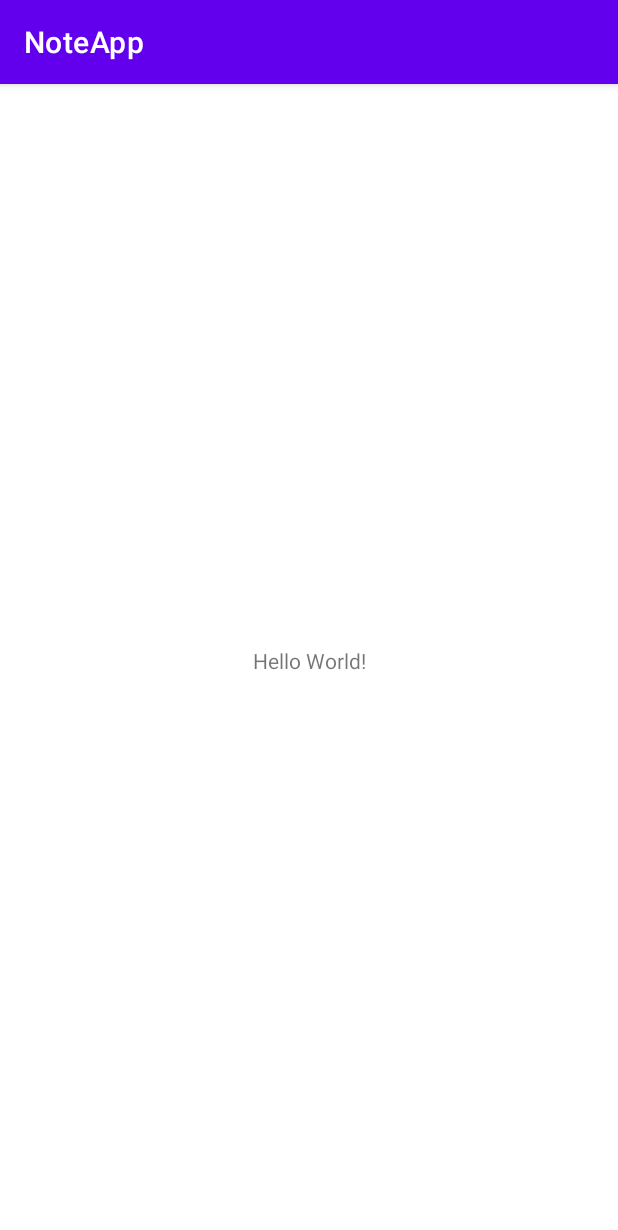
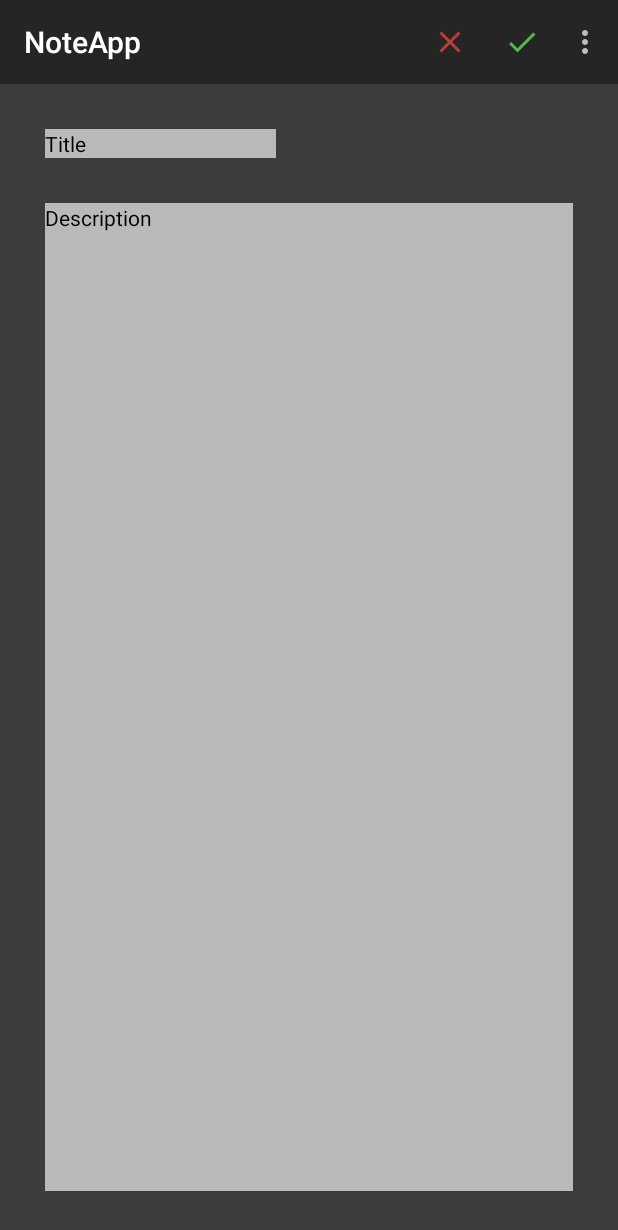
Before and after one commit to GansA11es/NoteApp, an Android app: the screen it shows after launch (MainActivity before the commit, TextNoteActivity after it), on a phone screen of 412 x 824 dp. Shown: the top 1230 px of the screen. Run offline under Robolectric (Android 15) with nearby library versions, the phone set to English and light mode, and no system bars.

Commit message:
added the text memo creation feature

```diff
--- a/app/build.gradle
+++ b/app/build.gradle
@@ -32,7 +32,6 @@ android {
 }
 
 dependencies {
-
     implementation 'androidx.core:core-ktx:1.7.0'
     implementation 'androidx.appcompat:appcompat:1.4.1'
     implementation 'com.google.android.material:material:1.5.0'
@@ -40,4 +39,6 @@ dependencies {
     testImplementation 'junit:junit:4.13.2'
     androidTestImplementation 'androidx.test.ext:junit:1.1.3'
     androidTestImplementation 'androidx.test.espresso:espresso-core:3.4.0'
+    implementation 'androidx.mediarouter:mediarouter:1.2.6'
+    implementation 'com.google.android.material:material:1.5.0'
 }
--- a/app/src/main/AndroidManifest.xml
+++ b/app/src/main/AndroidManifest.xml
@@ -10,7 +10,7 @@
         android:supportsRtl="true"
         android:theme="@style/Theme.NoteApp">
         <activity
-            android:name=".MainActivity"
+            android:name=".TextNoteActivity"
             android:exported="true">
             <intent-filter>
                 <action android:name="android.intent.action.MAIN" />
@@ -19,5 +19,4 @@
             </intent-filter>
         </activity>
     </application>
-
 </manifest>
--- a/app/src/main/java/com/example/noteapp/MainActivity.kt
+++ /dev/null
@@ -1,11 +0,0 @@
-package com.example.noteapp
-
-import androidx.appcompat.app.AppCompatActivity
-import android.os.Bundle
-
-class MainActivity : AppCompatActivity() {
-    override fun onCreate(savedInstanceState: Bundle?) {
-        super.onCreate(savedInstanceState)
-        setContentView(R.layout.activity_main)
-    }
-}
--- /dev/null
+++ b/app/src/main/java/com/example/noteapp/TextNoteActivity.kt
@@ -0,0 +1,29 @@
+package com.example.noteapp
+
+import android.os.Bundle
+import android.view.Menu
+import androidx.appcompat.app.AppCompatActivity
+import androidx.appcompat.widget.Toolbar
+import androidx.drawerlayout.widget.DrawerLayout
+
+class TextNoteActivity : AppCompatActivity() {
+
+    private lateinit var creationPageToolbar: Toolbar
+    private lateinit var creationPageDrawerLayout: DrawerLayout
+
+    override fun onCreate(savedInstanceState: Bundle?) {
+        super.onCreate(savedInstanceState)
+        setContentView(R.layout.activity_main)
+
+        creationPageToolbar = findViewById(R.id.creation_page_toolbar)
+        creationPageDrawerLayout = findViewById(R.id.drawer_creation_page)
+
+        setSupportActionBar(creationPageToolbar)
+    }
+
+    override fun onCreateOptionsMenu(menu: Menu?): Boolean {
+        val inflate = menuInflater
+        inflate.inflate(R.menu.creation_menu, menu)
+        return super.onCreateOptionsMenu(menu)
+    }
+}
--- /dev/null
+++ b/app/src/main/res/drawable/ic_close.xml
@@ -0,0 +1,10 @@
+<vector android:height="24dp"
+    android:tint="#BE3C3C"
+    android:viewportHeight="24"
+    android:viewportWidth="24"
+    android:width="24dp"
+    xmlns:android="http://schemas.android.com/apk/res/android">
+    <path
+        android:fillColor="@android:color/white"
+        android:pathData="M19,6.41L17.59,5 12,10.59 6.41,5 5,6.41 10.59,12 5,17.59 6.41,19 12,13.41 17.59,19 19,17.59 13.41,12z" />
+</vector>
--- /dev/null
+++ b/app/src/main/res/drawable/ic_color_lens.xml
@@ -0,0 +1,10 @@
+<vector xmlns:android="http://schemas.android.com/apk/res/android"
+    android:width="24dp"
+    android:height="24dp"
+    android:viewportWidth="24"
+    android:viewportHeight="24"
+    android:tint="?attr/colorControlNormal">
+  <path
+      android:fillColor="@android:color/white"
+      android:pathData="M12,3c-4.97,0 -9,4.03 -9,9s4.03,9 9,9c0.83,0 1.5,-0.67 1.5,-1.5 0,-0.39 -0.15,-0.74 -0.39,-1.01 -0.23,-0.26 -0.38,-0.61 -0.38,-0.99 0,-0.83 0.67,-1.5 1.5,-1.5L16,16c2.76,0 5,-2.24 5,-5 0,-4.42 -4.03,-8 -9,-8zM6.5,12c-0.83,0 -1.5,-0.67 -1.5,-1.5S5.67,9 6.5,9 8,9.67 8,10.5 7.33,12 6.5,12zM9.5,8C8.67,8 8,7.33 8,6.5S8.67,5 9.5,5s1.5,0.67 1.5,1.5S10.33,8 9.5,8zM14.5,8c-0.83,0 -1.5,-0.67 -1.5,-1.5S13.67,5 14.5,5s1.5,0.67 1.5,1.5S15.33,8 14.5,8zM17.5,12c-0.83,0 -1.5,-0.67 -1.5,-1.5S16.67,9 17.5,9s1.5,0.67 1.5,1.5 -0.67,1.5 -1.5,1.5z" />
+</vector>
--- /dev/null
+++ b/app/src/main/res/drawable/ic_done.xml
@@ -0,0 +1,10 @@
+<vector android:height="24dp"
+    android:tint="#4FB84F"
+    android:viewportHeight="24"
+    android:viewportWidth="24"
+    android:width="24dp"
+    xmlns:android="http://schemas.android.com/apk/res/android">
+    <path
+        android:fillColor="@android:color/white"
+        android:pathData="M9,16.2L4.8,12l-1.4,1.4L9,19 21,7l-1.4,-1.4L9,16.2z" />
+</vector>
--- /dev/null
+++ b/app/src/main/res/drawable/ic_font.xml
@@ -0,0 +1,10 @@
+<vector xmlns:android="http://schemas.android.com/apk/res/android"
+    android:width="24dp"
+    android:height="24dp"
+    android:viewportWidth="24"
+    android:viewportHeight="24"
+    android:tint="?attr/colorControlNormal">
+  <path
+      android:fillColor="@android:color/white"
+      android:pathData="M9.93,13.5h4.14L12,7.98zM20,2L4,2c-1.1,0 -2,0.9 -2,2v16c0,1.1 0.9,2 2,2h16c1.1,0 2,-0.9 2,-2L22,4c0,-1.1 -0.9,-2 -2,-2zM15.95,18.5l-1.14,-3L9.17,15.5l-1.12,3L5.96,18.5l5.11,-13h1.86l5.11,13h-2.09z" />
+</vector>
--- /dev/null
+++ b/app/src/main/res/drawable/ic_format_size.xml
@@ -0,0 +1,10 @@
+<vector xmlns:android="http://schemas.android.com/apk/res/android"
+    android:width="24dp"
+    android:height="24dp"
+    android:viewportWidth="24"
+    android:viewportHeight="24"
+    android:tint="?attr/colorControlNormal">
+  <path
+      android:fillColor="@android:color/white"
+      android:pathData="M9,4v3h5v12h3L17,7h5L22,4L9,4zM3,12h3v7h3v-7h3L12,9L3,9v3z" />
+</vector>
--- a/app/src/main/res/layout/activity_main.xml
+++ b/app/src/main/res/layout/activity_main.xml
@@ -1,18 +1,57 @@
 <?xml version="1.0" encoding="utf-8"?>
-<androidx.constraintlayout.widget.ConstraintLayout xmlns:android="http://schemas.android.com/apk/res/android"
+<androidx.drawerlayout.widget.DrawerLayout xmlns:android="http://schemas.android.com/apk/res/android"
     xmlns:app="http://schemas.android.com/apk/res-auto"
     xmlns:tools="http://schemas.android.com/tools"
     android:layout_width="match_parent"
     android:layout_height="match_parent"
-    tools:context=".MainActivity">
+    tools:context=".TextNoteActivity"
+    android:id="@+id/drawer_creation_page">
 
-    <TextView
-        android:layout_width="wrap_content"
-        android:layout_height="wrap_content"
-        android:text="Hello World!"
-        app:layout_constraintBottom_toBottomOf="parent"
-        app:layout_constraintLeft_toLeftOf="parent"
-        app:layout_constraintRight_toRightOf="parent"
-        app:layout_constraintTop_toTopOf="parent" />
+    <androidx.coordinatorlayout.widget.CoordinatorLayout
+        android:layout_width="match_parent"
+        android:layout_height="match_parent">
 
-</androidx.constraintlayout.widget.ConstraintLayout>
+        <com.google.android.material.appbar.AppBarLayout
+            android:layout_width="match_parent"
+            android:layout_height="match_parent"
+            android:background="@color/background"
+            android:theme="@style/ThemeOverlay.AppCompat.Dark.ActionBar">
+
+            <androidx.appcompat.widget.Toolbar
+                android:id="@+id/creation_page_toolbar"
+                android:layout_width="match_parent"
+                android:layout_height="?attr/actionBarSize"
+                android:background="@color/toolbar"
+                app:theme="@style/Theme.AppCompat.NoActionBar"
+                app:titleTextColor="@color/white" />
+
+            <TextView
+                android:id="@+id/note_title"
+                android:layout_width="154dp"
+                android:layout_height="wrap_content"
+                android:layout_marginLeft="30dp"
+                android:layout_marginTop="30dp"
+                android:background="@color/light_grey"
+                android:hint="Title"
+                android:text=""
+                android:textColorHint="@color/black" />
+
+            <TextView
+                android:id="@+id/note_text"
+                android:layout_width="match_parent"
+                android:layout_height="match_parent"
+                android:layout_marginLeft="30dp"
+                android:layout_marginTop="30dp"
+                android:layout_marginRight="30dp"
+                android:layout_marginBottom="30dp"
+                android:background="@color/light_grey"
+                android:hint="Description"
+                android:text=""
+                android:textColorHint="@color/black" />
+
+
+        </com.google.android.material.appbar.AppBarLayout>
+
+    </androidx.coordinatorlayout.widget.CoordinatorLayout>
+
+</androidx.drawerlayout.widget.DrawerLayout>
--- /dev/null
+++ b/app/src/main/res/menu/creation_menu.xml
@@ -0,0 +1,29 @@
+<?xml version="1.0" encoding="utf-8"?>
+
+<menu xmlns:android="http://schemas.android.com/apk/res/android"
+    xmlns:app="http://schemas.android.com/apk/res-auto"
+    app:itemTextColor="@color/black">
+
+    <item
+        android:icon="@drawable/ic_close"
+        android:title="close"
+        app:showAsAction="always" />
+
+    <item
+        android:icon="@drawable/ic_done"
+        android:title="done"
+        app:showAsAction="always" />
+    <item
+        android:icon="@drawable/ic_format_size"
+        android:title="Text size"
+        app:showAsAction="never" />
+    <item
+        android:icon="@drawable/ic_color_lens"
+        android:title="Color text"
+        app:showAsAction="never" />
+    <item
+        android:icon="@drawable/ic_font"
+        android:title="Font"
+        app:showAsAction="never" />
+
+</menu>
--- a/app/src/main/res/values-night/themes.xml
+++ b/app/src/main/res/values-night/themes.xml
@@ -1,6 +1,7 @@
 <resources xmlns:tools="http://schemas.android.com/tools">
     <!-- Base application theme. -->
-    <style name="Theme.NoteApp" parent="Theme.MaterialComponents.DayNight.DarkActionBar">
+
+    <style name="Theme.NoteApp" parent="Theme.MaterialComponents.DayNight.NoActionBar">
         <!-- Primary brand color. -->
         <item name="colorPrimary">@color/purple_200</item>
         <item name="colorPrimaryVariant">@color/purple_700</item>
--- a/app/src/main/res/values/colors.xml
+++ b/app/src/main/res/values/colors.xml
@@ -7,4 +7,9 @@
     <color name="teal_700">#FF018786</color>
     <color name="black">#FF000000</color>
     <color name="white">#FFFFFFFF</color>
+    <color name="grey">#B1B1B1</color>
+    <color name="light_grey">#BABABA</color>
+    <color name="void_background">#00FFFFFF</color>
+    <color name="toolbar">#252525</color>
+    <color name="background">#3C3C3C</color>
 </resources>
--- a/app/src/main/res/values/themes.xml
+++ b/app/src/main/res/values/themes.xml
@@ -1,6 +1,7 @@
 <resources xmlns:tools="http://schemas.android.com/tools">
     <!-- Base application theme. -->
-    <style name="Theme.NoteApp" parent="Theme.MaterialComponents.DayNight.DarkActionBar">
+
+    <style name="Theme.NoteApp" parent="Theme.MaterialComponents.DayNight.NoActionBar">
         <!-- Primary brand color. -->
         <item name="colorPrimary">@color/purple_500</item>
         <item name="colorPrimaryVariant">@color/purple_700</item>
--- a/build.gradle
+++ b/build.gradle
@@ -1,7 +1,7 @@
 // Top-level build file where you can add configuration options common to all sub-projects/modules.
 plugins {
-    id 'com.android.application' version '7.1.2' apply false
-    id 'com.android.library' version '7.1.2' apply false
+    id 'com.android.application' version '7.1.3' apply false
+    id 'com.android.library' version '7.1.3' apply false
     id 'org.jetbrains.kotlin.android' version '1.6.10' apply false
 }
 
```
